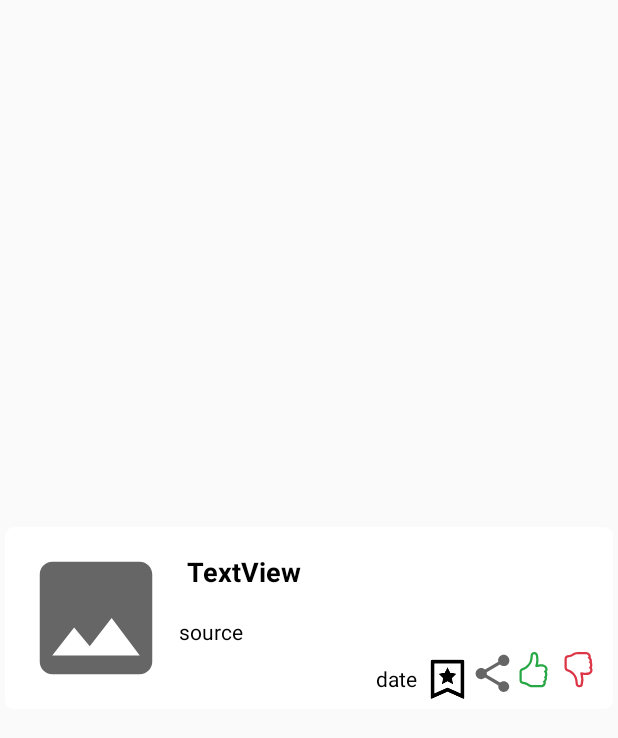
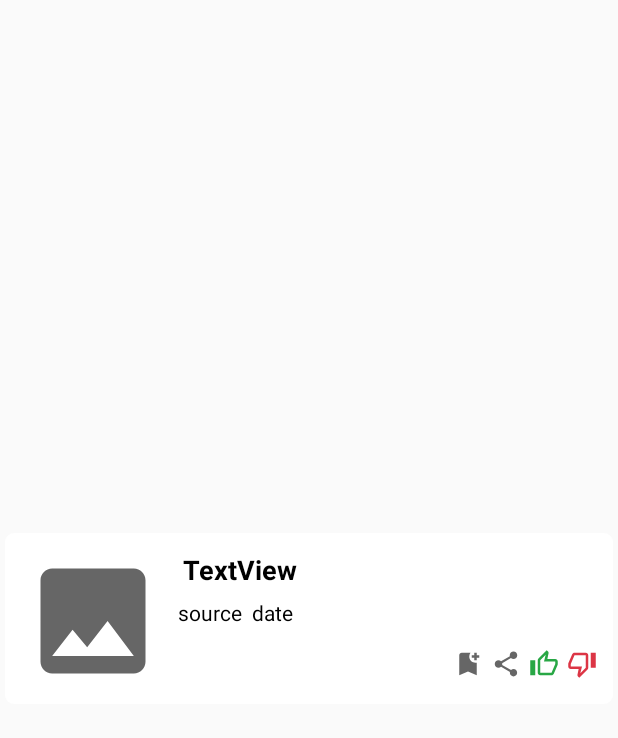
Before and after one commit to gavinerh/AD-Project, an Android app: the layout row.xml on its own in the app's theme, with its tools: preview values and no code run, on a phone screen of 412 x 824 dp. Shown: the top 738 px of the screen. Run offline under Robolectric (Android 15) with nearby library versions, the light colour scheme and no system bars.

Commit message:
android - chg main ui icons, headline text

```diff
--- a/ADProjectAndroid/app/src/main/java/com/ad_project_android/adapters/MyAdapter.java
+++ b/ADProjectAndroid/app/src/main/java/com/ad_project_android/adapters/MyAdapter.java
@@ -97,7 +97,7 @@ public class MyAdapter extends ArrayAdapter<Object> implements AdapterInterface
         mSource.setText(myitems.get(pos).getSource().getName());
         // set time published
         TextView mTime = view.findViewById(R.id.dateText);
-        mTime.setText(myitems.get(pos).getPrettytime());
+        mTime.setText("• " + myitems.get(pos).getPrettytime());
         // set share to social media
         ImageView mShare = view.findViewById(R.id.share);
         mShare.setOnClickListener(new View.OnClickListener() {
--- /dev/null
+++ b/ADProjectAndroid/app/src/main/res/drawable/ic_baseline_bookmark_add_24.xml
@@ -0,0 +1,5 @@
+<vector android:height="24dp" android:tint="?attr/colorControlNormal"
+    android:viewportHeight="24" android:viewportWidth="24"
+    android:width="24dp" xmlns:android="http://schemas.android.com/apk/res/android">
+    <path android:fillColor="@color/black" android:pathData="M21,7h-2v2h-2V7h-2V5h2V3h2v2h2V7zM19,21l-7,-3l-7,3V5c0,-1.1 0.9,-2 2,-2l7,0c-0.63,0.84 -1,1.87 -1,3c0,2.76 2.24,5 5,5c0.34,0 0.68,-0.03 1,-0.1V21z"/>
+</vector>
--- /dev/null
+++ b/ADProjectAndroid/app/src/main/res/drawable/ic_baseline_bookmark_added_24.xml
@@ -0,0 +1,5 @@
+<vector android:height="24dp"
+    android:viewportHeight="24" android:viewportWidth="24"
+    android:width="24dp" xmlns:android="http://schemas.android.com/apk/res/android">
+    <path android:fillColor="#FFCA2C" android:pathData="M19,21l-7,-3l-7,3V5c0,-1.1 0.9,-2 2,-2l7,0c-0.63,0.84 -1,1.87 -1,3c0,2.76 2.24,5 5,5c0.34,0 0.68,-0.03 1,-0.1V21zM17.83,9L15,6.17l1.41,-1.41l1.41,1.41l3.54,-3.54l1.41,1.41L17.83,9z"/>
+</vector>
--- /dev/null
+++ b/ADProjectAndroid/app/src/main/res/drawable/ic_baseline_thumb_down_24.xml
@@ -0,0 +1,9 @@
+<vector xmlns:android="http://schemas.android.com/apk/res/android"
+    android:width="24dp"
+    android:height="24dp"
+    android:viewportWidth="24"
+    android:viewportHeight="24">
+  <path
+      android:fillColor="#dc3545"
+      android:pathData="M15,3L6,3c-0.83,0 -1.54,0.5 -1.84,1.22l-3.02,7.05c-0.09,0.23 -0.14,0.47 -0.14,0.73v2c0,1.1 0.9,2 2,2h6.31l-0.95,4.57 -0.03,0.32c0,0.41 0.17,0.79 0.44,1.06L9.83,23l6.59,-6.59c0.36,-0.36 0.58,-0.86 0.58,-1.41L17,5c0,-1.1 -0.9,-2 -2,-2zM19,3v12h4L23,3h-4z"/>
+</vector>
--- /dev/null
+++ b/ADProjectAndroid/app/src/main/res/drawable/ic_baseline_thumb_up_24.xml
@@ -0,0 +1,9 @@
+<vector xmlns:android="http://schemas.android.com/apk/res/android"
+    android:width="24dp"
+    android:height="24dp"
+    android:viewportWidth="24"
+    android:viewportHeight="24">
+  <path
+      android:fillColor="#28A745"
+      android:pathData="M1,21h4L5,9L1,9v12zM23,10c0,-1.1 -0.9,-2 -2,-2h-6.31l0.95,-4.57 0.03,-0.32c0,-0.41 -0.17,-0.79 -0.44,-1.06L14.17,1 7.59,7.59C7.22,7.95 7,8.45 7,9v10c0,1.1 0.9,2 2,2h9c0.83,0 1.54,-0.5 1.84,-1.22l3.02,-7.05c0.09,-0.23 0.14,-0.47 0.14,-0.73v-2z"/>
+</vector>
--- /dev/null
+++ b/ADProjectAndroid/app/src/main/res/drawable/ic_outline_thumb_down_24.xml
@@ -0,0 +1,9 @@
+<vector xmlns:android="http://schemas.android.com/apk/res/android"
+    android:width="24dp"
+    android:height="24dp"
+    android:viewportWidth="24"
+    android:viewportHeight="24">
+  <path
+      android:fillColor="#dc3545"
+      android:pathData="M15,3L6,3c-0.83,0 -1.54,0.5 -1.84,1.22l-3.02,7.05c-0.09,0.23 -0.14,0.47 -0.14,0.73v2c0,1.1 0.9,2 2,2h6.31l-0.95,4.57 -0.03,0.32c0,0.41 0.17,0.79 0.44,1.06L9.83,23l6.59,-6.59c0.36,-0.36 0.58,-0.86 0.58,-1.41L17,5c0,-1.1 -0.9,-2 -2,-2zM15,15l-4.34,4.34L12,14L3,14v-2l3,-7h9v10zM19,3h4v12h-4z"/>
+</vector>
--- /dev/null
+++ b/ADProjectAndroid/app/src/main/res/drawable/ic_outline_thumb_up_24.xml
@@ -0,0 +1,5 @@
+<vector android:height="24dp"
+    android:viewportHeight="24" android:viewportWidth="24"
+    android:width="24dp" xmlns:android="http://schemas.android.com/apk/res/android">
+    <path android:fillColor="#28A745" android:pathData="M9,21h9c0.83,0 1.54,-0.5 1.84,-1.22l3.02,-7.05c0.09,-0.23 0.14,-0.47 0.14,-0.73v-2c0,-1.1 -0.9,-2 -2,-2h-6.31l0.95,-4.57 0.03,-0.32c0,-0.41 -0.17,-0.79 -0.44,-1.06L14.17,1 7.58,7.59C7.22,7.95 7,8.45 7,9v10c0,1.1 0.9,2 2,2zM9,9l4.34,-4.34L12,10h9v2l-3,7H9V9zM1,9h4v12H1z"/>
+</vector>
--- a/ADProjectAndroid/app/src/main/res/drawable/ic_toggle_bookmark.xml
+++ b/ADProjectAndroid/app/src/main/res/drawable/ic_toggle_bookmark.xml
@@ -2,9 +2,10 @@
 <selector xmlns:android="http://schemas.android.com/apk/res/android">
 
     <item android:state_checked="false"
-        android:drawable="@drawable/bookmark" />
+        android:drawable="@drawable/ic_baseline_bookmark_add_24" />
 
     <item android:state_checked="true"
-        android:drawable="@drawable/bookmark_filled" />
+        android:drawable="@drawable/ic_baseline_bookmark_added_24" />
+
 
 </selector>
--- a/ADProjectAndroid/app/src/main/res/drawable/ic_toggle_dislike.xml
+++ b/ADProjectAndroid/app/src/main/res/drawable/ic_toggle_dislike.xml
@@ -2,9 +2,9 @@
 <selector xmlns:android="http://schemas.android.com/apk/res/android">
 
     <item android:state_checked="false"
-        android:drawable="@drawable/ic_hand_thumbs_down" />
+        android:drawable="@drawable/ic_outline_thumb_down_24" />
 
     <item android:state_checked="true"
-        android:drawable="@drawable/ic_hand_thumbs_down_fill" />
+        android:drawable="@drawable/ic_baseline_thumb_down_24" />
 
 </selector>
--- a/ADProjectAndroid/app/src/main/res/drawable/ic_toggle_like.xml
+++ b/ADProjectAndroid/app/src/main/res/drawable/ic_toggle_like.xml
@@ -2,9 +2,9 @@
 <selector xmlns:android="http://schemas.android.com/apk/res/android">
 
     <item android:state_checked="false"
-        android:drawable="@drawable/ic_hand_thumbs_up" />
+        android:drawable="@drawable/ic_outline_thumb_up_24" />
 
     <item android:state_checked="true"
-        android:drawable="@drawable/ic_hand_thumbs_up_fill" />
+        android:drawable="@drawable/ic_baseline_thumb_up_24" />
 
 </selector>
--- a/ADProjectAndroid/app/src/main/res/layout/row.xml
+++ b/ADProjectAndroid/app/src/main/res/layout/row.xml
@@ -25,12 +25,12 @@
                 android:id="@+id/imageView"
                 android:layout_width="100dp"
                 android:layout_height="100dp"
-                android:layout_margin="5dp"
+                android:layout_margin="3dp"
+                android:padding="3dp"
                 android:adjustViewBounds="true"
                 android:scaleType="centerCrop"
                 android:src="@drawable/ic_baseline_image_24"
                 app:layout_constraintTop_toTopOf="parent"
-                app:layout_constraintBottom_toBottomOf="parent"
                 app:layout_constraintStart_toStartOf="parent"
                 app:layout_constraintEnd_toStartOf="@id/headlineText" />
 
@@ -39,10 +39,13 @@
                 style="@android:style/TextAppearance.Medium"
                 android:layout_width="0dp"
                 android:layout_height="wrap_content"
-                android:layout_margin="5dp"
+                android:layout_margin="3dp"
+                android:padding="3dp"
                 android:text="TextView"
                 android:textStyle="bold"
                 android:textColor="@color/black"
+                android:maxLines="3"
+                android:ellipsize="end"
                 app:layout_constraintTop_toTopOf="parent"
                 app:layout_constraintEnd_toEndOf="parent"
                 app:layout_constraintStart_toEndOf="@id/imageView"
@@ -51,73 +54,73 @@
             <TextView
                 android:id="@+id/sourceText"
                 style="@android:style/TextAppearance.Small"
-                android:layout_width="0dp"
+                android:layout_width="wrap_content"
                 android:layout_height="wrap_content"
-                android:layout_margin="5dp"
+                android:layout_marginLeft="3dp"
+                android:padding="3dp"
                 android:text="source"
                 android:textColor="@color/black"
-                app:layout_constraintBottom_toTopOf="@id/dateText"
-                app:layout_constraintEnd_toEndOf="parent"
+                app:layout_constraintEnd_toStartOf="@id/dateText"
+                app:layout_constraintHorizontal_bias="0.0"
                 app:layout_constraintStart_toEndOf="@id/imageView"
                 app:layout_constraintTop_toBottomOf="@id/headlineText" />
 
             <TextView
                 android:id="@+id/dateText"
                 style="@android:style/TextAppearance.Small"
-                android:layout_width="0dp"
+                android:layout_width="wrap_content"
                 android:layout_height="wrap_content"
-                android:layout_margin="5dp"
-                android:layout_marginEnd="52dp"
-                android:layout_marginBottom="4dp"
+                android:padding="3dp"
                 android:text="date"
                 android:textColor="@color/black"
-                app:layout_constraintBottom_toBottomOf="parent"
-                app:layout_constraintEnd_toEndOf="parent"
-                app:layout_constraintEnd_toStartOf="@id/bookmark" />
+                app:layout_constraintHorizontal_bias="0.0"
+                app:layout_constraintStart_toEndOf="@id/sourceText"
+                app:layout_constraintTop_toBottomOf="@id/headlineText"/>
 
             <ToggleButton
                 android:id="@+id/bookmark"
-                android:layout_width="30dp"
-                android:layout_height="30dp"
-                android:layout_marginTop="2dp"
+                android:layout_width="20dp"
+                android:layout_height="20dp"
+                android:layout_margin="5dp"
                 android:background="@drawable/ic_toggle_bg_2"
                 android:src="@drawable/bookmark"
                 style="@style/toggleButton2"
+                app:layout_constraintTop_toBottomOf="@id/dateText"
                 app:layout_constraintBottom_toBottomOf="parent"
                 app:layout_constraintEnd_toStartOf="@+id/share"  />
 
             <ImageView
                 android:id="@+id/share"
-                android:layout_width="30dp"
-                android:layout_height="30dp"
-                android:layout_marginTop="2dp"
-                android:layout_marginBottom="3dp"
+                android:layout_width="20dp"
+                android:layout_height="20dp"
+                android:layout_margin="5dp"
                 android:src="@drawable/ic_baseline_share_24"
+                app:layout_constraintTop_toBottomOf="@id/dateText"
                 app:layout_constraintBottom_toBottomOf="parent"
                 app:layout_constraintEnd_toEndOf="parent"
                 app:layout_constraintEnd_toStartOf="@id/like" />
 
             <ToggleButton
                 android:id="@+id/like"
-                android:layout_width="30dp"
-                android:layout_height="30dp"
-                android:layout_marginTop="2dp"
+                android:layout_width="20dp"
+                android:layout_height="20dp"
+                android:layout_margin="5dp"
                 android:background="@drawable/ic_toggle_bg_1"
-                android:src="@drawable/ic_hand_thumbs_up"
+                android:src="@drawable/ic_outline_thumb_up_24"
                 style="@style/toggleButton1"
-                app:layout_constraintTop_toBottomOf="@+id/sourceText"
+                app:layout_constraintTop_toBottomOf="@id/dateText"
                 app:layout_constraintEnd_toStartOf="@id/dislike"
                 app:layout_constraintBottom_toBottomOf="parent"/>
 
             <ToggleButton
                 android:id="@+id/dislike"
-                android:layout_width="30dp"
-                android:layout_height="30dp"
-                android:layout_marginTop="2dp"
+                android:layout_width="20dp"
+                android:layout_height="20dp"
+                android:layout_margin="5dp"
                 android:background="@drawable/ic_toggle_bg"
-                android:src="@drawable/ic_hand_thumbs_down"
+                android:src="@drawable/ic_outline_thumb_down_24"
                 style="@style/toggleButton"
-                app:layout_constraintTop_toBottomOf="@+id/sourceText"
+                app:layout_constraintTop_toBottomOf="@id/dateText"
                 app:layout_constraintEnd_toEndOf="parent"
                 app:layout_constraintBottom_toBottomOf="parent"/>
 
--- a/ADProjectAndroid/app/src/main/res/values/strings.xml
+++ b/ADProjectAndroid/app/src/main/res/values/strings.xml
@@ -11,6 +11,7 @@
     <!--    register screen-->
     <string name="name">Name</string>
     <string name="confirmPassword">Confirm password</string>
-
+    <!--    main NEWS screen-->
+    <string name="bullet">•</string>
 
 </resources>
```
Also changed, not shown: ADProjectAndroid/app/src/main/res/drawable-v24/bookmark_menuicon.png (deleted), ADProjectAndroid/app/src/main/res/drawable/bookmark_menuicon.png (deleted).
